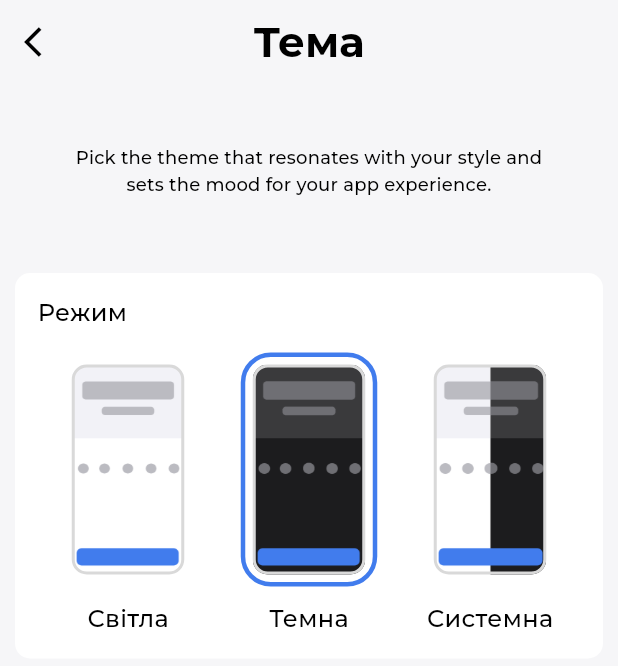
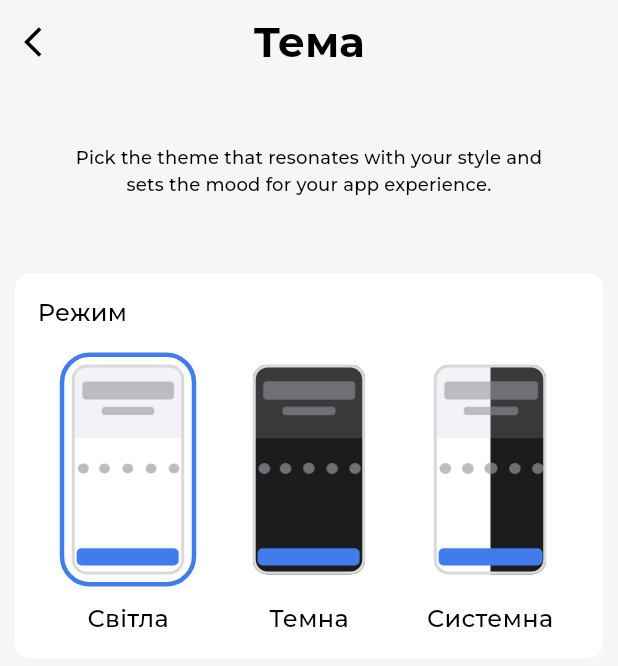
Before and after one commit to MishaArb/HomeInfo, a Flutter app: the ThemeScreen screen opened by its route, on a phone screen of 412 x 824 dp. Shown: the top 666 px of the screen. Run offline on Flutter 3.47's test engine with Material 3 defaults, Android fonts, the phone set to English and light mode, and no system bars; our stand-ins replace auto_route, bloc, equatable, flutter_bloc, get_it, shared_preferences; accounts and stored records are empty; generated files the repository leaves out were written again.

Commit message:
feat: implement of theme change

```diff
--- /dev/null
+++ b/lib/core/constants/settings_theme.dart
@@ -0,0 +1,5 @@
+class SettingsTheme {
+  static const String lightTheme = 'light_theme';
+  static const String darkTheme = 'dark_theme';
+  static const String systemTheme = 'system_theme';
+}
--- /dev/null
+++ b/lib/domain/repository/storage_repository.dart
@@ -0,0 +1,4 @@
+abstract class StorageRepository{
+  Future<void> saveStorageData(String key, dynamic data);
+  Future<dynamic> loadStorageData(String key, {dynamic defaultValue});
+}
--- /dev/null
+++ b/lib/presentation/bloc/theme/theme_event.dart
@@ -0,0 +1,9 @@
+part of 'theme_bloc.dart';
+
+@immutable
+abstract class ThemeEvent {}
+
+class ThemeInitEvent extends ThemeEvent{}
+class ThemeLightEvent extends ThemeEvent{}
+class ThemeDarkEvent extends ThemeEvent{}
+class ThemeSystemEvent extends ThemeEvent{}
--- /dev/null
+++ b/lib/presentation/bloc/theme/theme_state.dart
@@ -0,0 +1,19 @@
+part of 'theme_bloc.dart';
+
+@immutable
+class ThemeState extends Equatable {
+  final bool isLightTheme;
+  final bool isDarkTheme;
+  final bool isSystemTheme;
+  final ThemeMode currentTheme;
+
+  const ThemeState({
+    this.currentTheme = ThemeMode.light,
+    this.isLightTheme = true,
+    this.isDarkTheme = false,
+    this.isSystemTheme = false,
+  });
+
+  @override
+  List<Object> get props => [isLightTheme, isDarkTheme, isSystemTheme, currentTheme];
+}
--- a/lib/presentation/pages/settings/theme/theme_screen.dart
+++ b/lib/presentation/pages/settings/theme/theme_screen.dart
@@ -1,5 +1,7 @@
 import 'package:flutter/material.dart';
 import 'package:auto_route/auto_route.dart';
+import 'package:flutter_bloc/flutter_bloc.dart';
+import 'package:home_info/presentation/bloc/theme/theme_bloc.dart';
 import '../../../../core/constants/asset_image.dart';
 import '../../../../core/themes/app_colors.dart';
 import '../../../widgets/app_bar/app_bar_with_arrow_back.dart';
@@ -27,6 +29,12 @@ class ThemeScreenView extends StatelessWidget {
 
   @override
   Widget build(BuildContext context) {
+    return BlocBuilder<ThemeBloc, ThemeState>(
+      builder: (context, state) {
+        final themeBloc = BlocProvider.of<ThemeBloc>(context);
+        final bgrColor = state.currentTheme == ThemeMode.light
+            ? AppColors.whiteFF
+            : AppColors.darkBlue2A;
         return SingleChildScrollView(
           child: Column(
             children: [
@@ -35,12 +43,15 @@ class ThemeScreenView extends StatelessWidget {
                 padding: const EdgeInsets.all(15),
                 margin: const EdgeInsets.all(10),
                 decoration: BoxDecoration(
-                color: AppColors.whiteFF,
-                borderRadius: BorderRadius.circular(10)),
+                    color: bgrColor, borderRadius: BorderRadius.circular(10),
+                ),
                 child: Column(
                   crossAxisAlignment: CrossAxisAlignment.start,
                   children: [
-                Text('Режим', style: Theme.of(context).textTheme.bodyMedium,),
+                    Text(
+                      'Режим',
+                      style: Theme.of(context).textTheme.bodyMedium,
+                    ),
                     const SizedBox(height: 15),
                     Row(
                       mainAxisAlignment: MainAxisAlignment.spaceAround,
@@ -48,23 +59,23 @@ class ThemeScreenView extends StatelessWidget {
                         _buildThemeItem(
                           context: context,
                           themeImg: AssetImagesConstant.lightThemeImage,
-                      isThemeSelected: false,
+                          isThemeSelected: state.isLightTheme,
                           title: 'Світла',
-                      onTapAction: () {},
+                          onTapAction: () => themeBloc.add(ThemeLightEvent()),
                         ),
                         _buildThemeItem(
                           context: context,
                           themeImg: AssetImagesConstant.darkThemeImage,
-                      isThemeSelected: true,
+                          isThemeSelected: state.isDarkTheme,
                           title: 'Темна',
-                      onTapAction: () {},
+                          onTapAction: () => themeBloc.add(ThemeDarkEvent()),
                         ),
                         _buildThemeItem(
                           context: context,
                           themeImg: AssetImagesConstant.systemThemeImage,
-                      isThemeSelected: false,
+                          isThemeSelected: state.isSystemTheme,
                           title: 'Системна',
-                      onTapAction: () {},
+                          onTapAction: () => themeBloc.add(ThemeSystemEvent()),
                         ),
                       ],
                     ),
@@ -74,9 +85,10 @@ class ThemeScreenView extends StatelessWidget {
             ],
           ),
         );
+      },
+    );
   }
 }
-
 
 Padding _buildInscriptionScreen(BuildContext context) {
   return Padding(
@@ -89,14 +101,12 @@ Padding _buildInscriptionScreen(BuildContext context) {
   );
 }
 
-
-Column _buildThemeItem({
-    required BuildContext context,
+Column _buildThemeItem(
+    {required BuildContext context,
     required String themeImg,
     required bool isThemeSelected,
     required String title,
-    required void Function() onTapAction
-    }) {
+    required void Function() onTapAction}) {
   return Column(
     children: [
       GestureDetector(
@@ -129,7 +139,10 @@ Column _buildThemeItem({
         ),
       ),
       const SizedBox(height: 10),
-      Text(title,  style: Theme.of(context).textTheme.bodyMedium,)
+      Text(
+        title,
+        style: Theme.of(context).textTheme.bodyMedium,
+      )
     ],
   );
 }
--- a/pubspec.yaml
+++ b/pubspec.yaml
@@ -13,6 +13,9 @@ dependencies:
     sdk: flutter
   auto_route: ^7.8.4
   get_it: ^7.6.7
+  flutter_bloc: ^8.1.3
+  shared_preferences: ^2.2.2
+  equatable: ^2.0.5
 
 
   cupertino_icons: ^1.0.2
```
Also changed, not shown: lib/data/data_sources/shared_storage.service.dart (added, +19 -0 lines), lib/data/repository/storage_repository_impl.dart (added, +26 -0 lines), lib/injection_container.dart (+14 -2 lines), lib/main.dart (+12 -6 lines), lib/presentation/bloc/theme/theme_bloc.dart (added, +96 -0 lines), pubspec.lock, 1 other file. Lines whose indentation alone changed are shown as unchanged.
